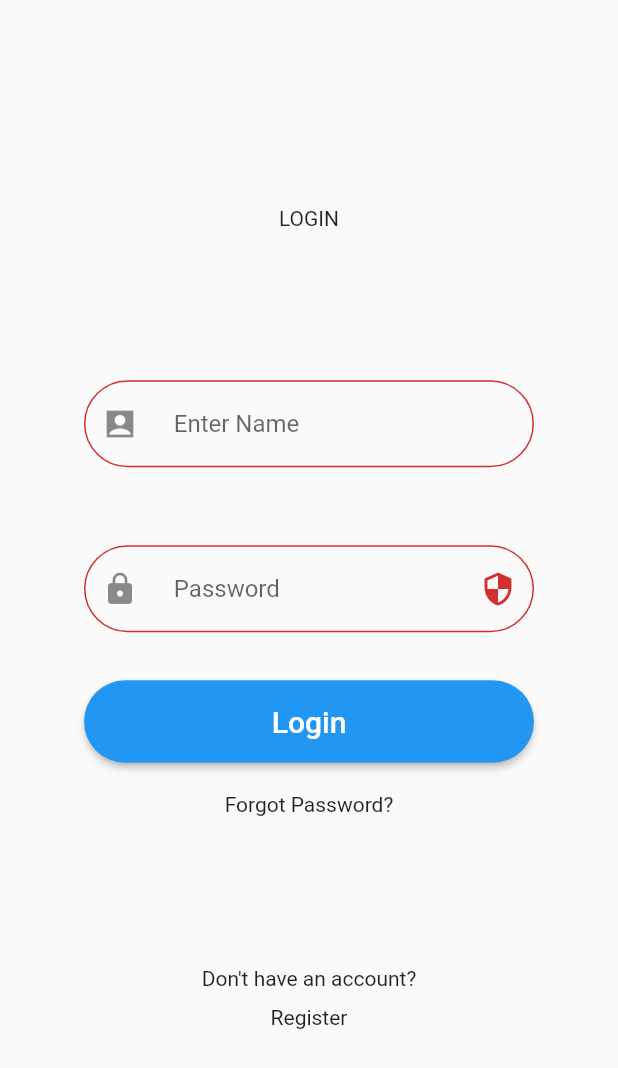
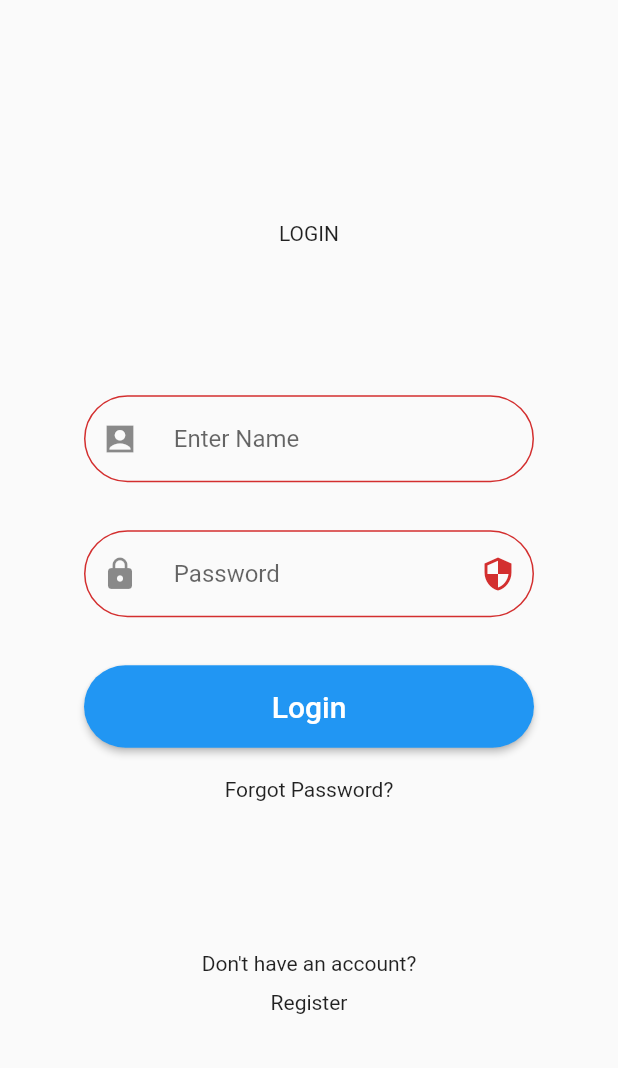
Before and after one commit to ur14623/flutter-code-for-sign-up-page, a Flutter app: the screen it shows after launch, on a phone screen of 412 x 824 dp. Shown: the top 1068 px of the screen. Run offline on Flutter 3.47's test engine with Material 2 defaults, Android fonts, the phone set to English and light mode, and no system bars.

Commit message:
back to orignal file

```diff
--- a/lib/main.dart
+++ b/lib/main.dart
@@ -52,7 +52,7 @@ class myname extends State<Mystatefullwidget> {
               ),
             ),
             SizedBox(
-              height: 30.0,
+              height: 10.0,
             ),
             SizedBox(
               width: 300.0,
```
